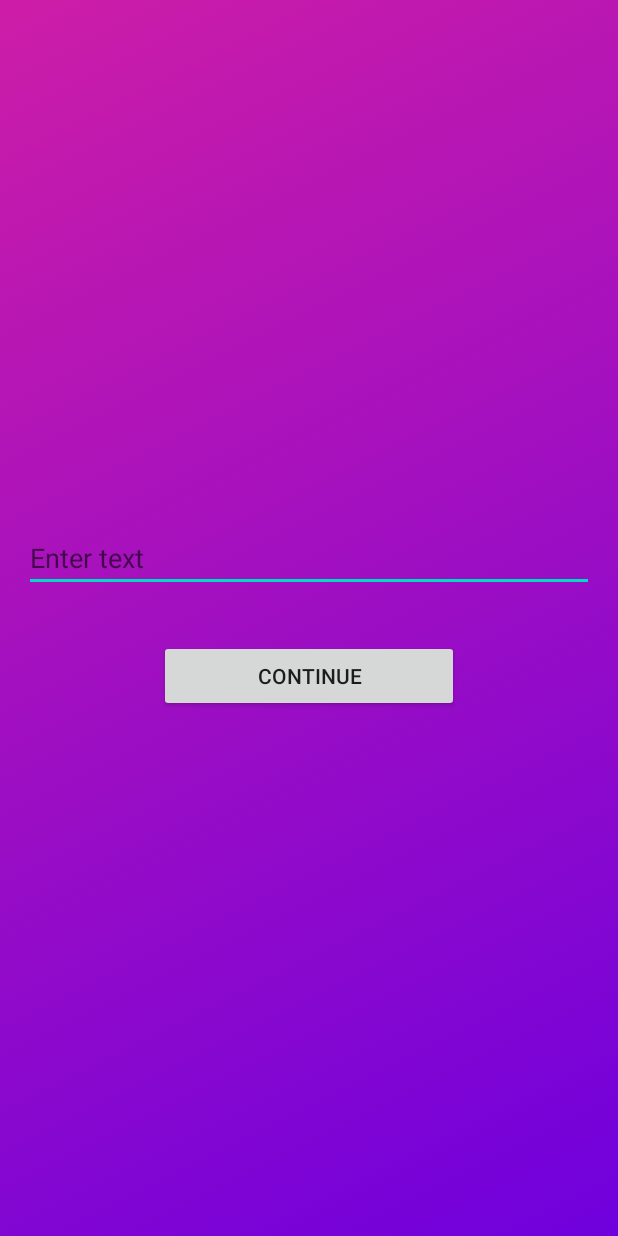
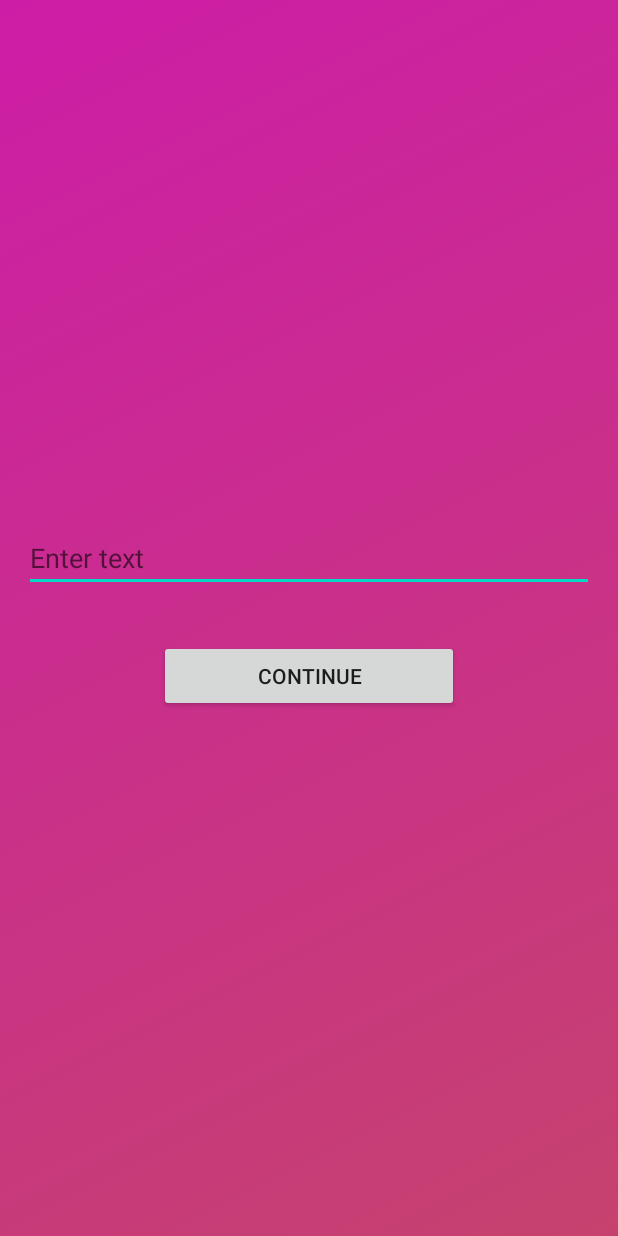
Before and after one commit to mattgroy/android-coursera, an Android app: the screen it shows after launch (MainActivity), on a phone screen of 412 x 824 dp. Run offline under Robolectric (Android 15) with nearby library versions, the phone set to English and light mode, and no system bars.

Commit message:
Task 1 Part 3: Changed gradient

```diff
--- a/app/src/main/java/com/mattgroy/courseraandroid/MainActivity.java
+++ b/app/src/main/java/com/mattgroy/courseraandroid/MainActivity.java
@@ -34,7 +34,7 @@ public class MainActivity extends AppCompatActivity {
     }
 
     private void animate(final AnimationDrawable animation) {
-        animation.setEnterFadeDuration(5);
+        animation.setEnterFadeDuration(10);
         animation.setExitFadeDuration(5000);
         animation.start();
     }
--- a/app/src/main/java/com/mattgroy/courseraandroid/SearchActivity.java
+++ b/app/src/main/java/com/mattgroy/courseraandroid/SearchActivity.java
@@ -47,7 +47,7 @@ public class SearchActivity extends AppCompatActivity {
     }
 
     private void animate(final AnimationDrawable animation) {
-        animation.setEnterFadeDuration(5);
+        animation.setEnterFadeDuration(10);
         animation.setExitFadeDuration(5000);
         animation.start();
     }
--- a/app/src/main/res/values/colors.xml
+++ b/app/src/main/res/values/colors.xml
@@ -3,7 +3,7 @@
     <color name="colorPrimary">#6200EE</color>
     <color name="colorPrimaryDark">#3700B3</color>
     <color name="colorAccent">#03DAC5</color>
-    <color name="colorGradientStart">#BC1DFF</color>
+    <color name="colorGradientStart">#642B73</color>
     <color name="colorGradientCenter">#CD1DA7</color>
-    <color name="colorGradientEnd">#6F00DD</color>
+    <color name="colorGradientEnd">#C6426E</color>
 </resources>
```
